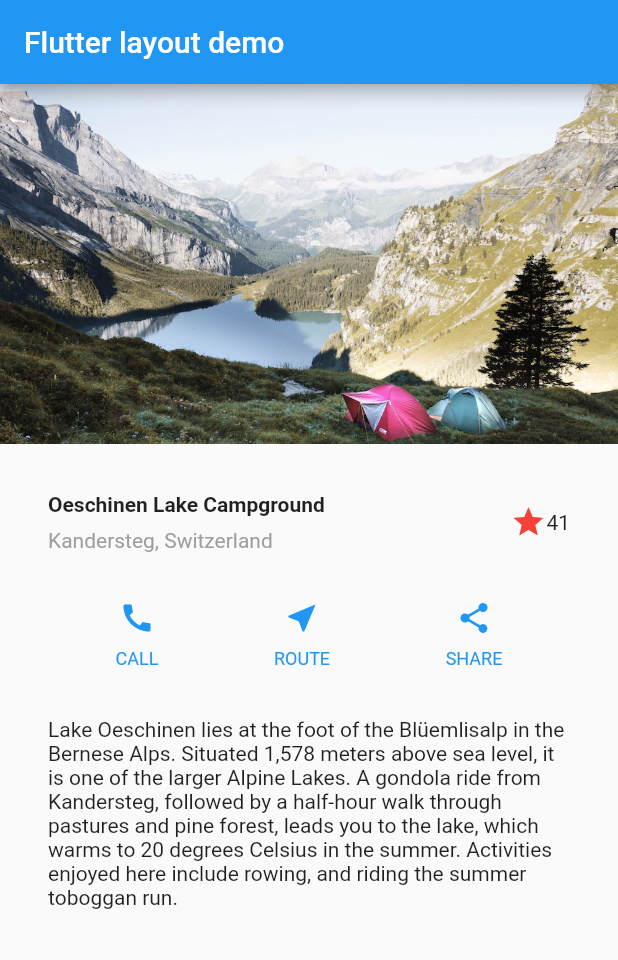
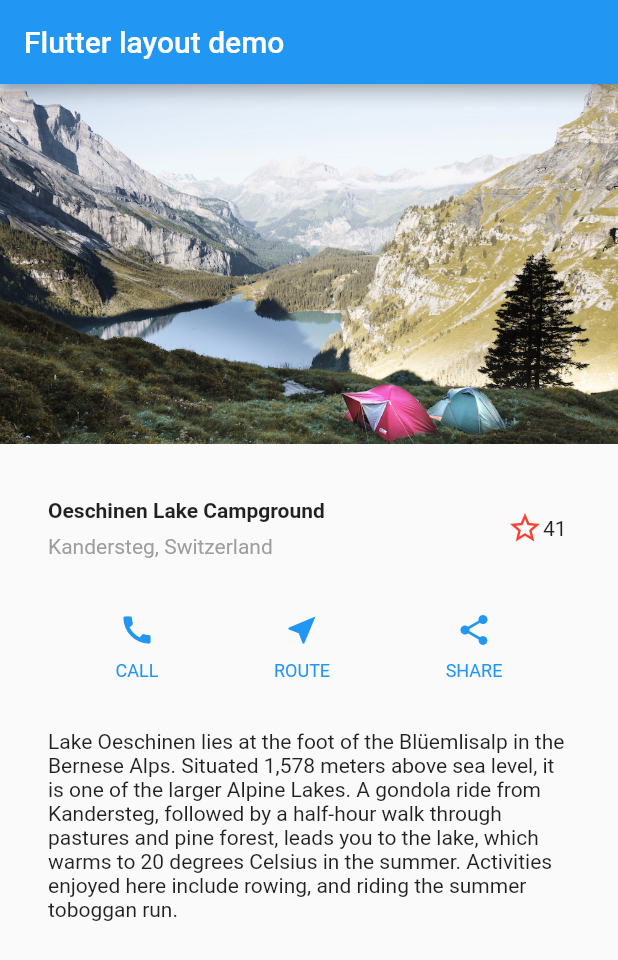
Before and after one commit to RB-93/layouts_app, a Flutter app: the screen it shows after launch, on a phone screen of 412 x 824 dp. Shown: the top 960 px of the screen. Run offline on Flutter 3.47's test engine with Material 2 defaults, Android fonts, the phone set to English and light mode, and no system bars.

Commit message:
Plug-in Stateful Widget in MyApp

```diff
--- a/lib/main.dart
+++ b/lib/main.dart
@@ -33,11 +33,7 @@ class MyApp extends StatelessWidget {
             ],
           ),
         ),
-        Icon(
-          Icons.star,
-          color: Colors.red[500],
-        ),
-        Text('41'),
+        FavoriteWidget()
       ],
     ),
   );
```
